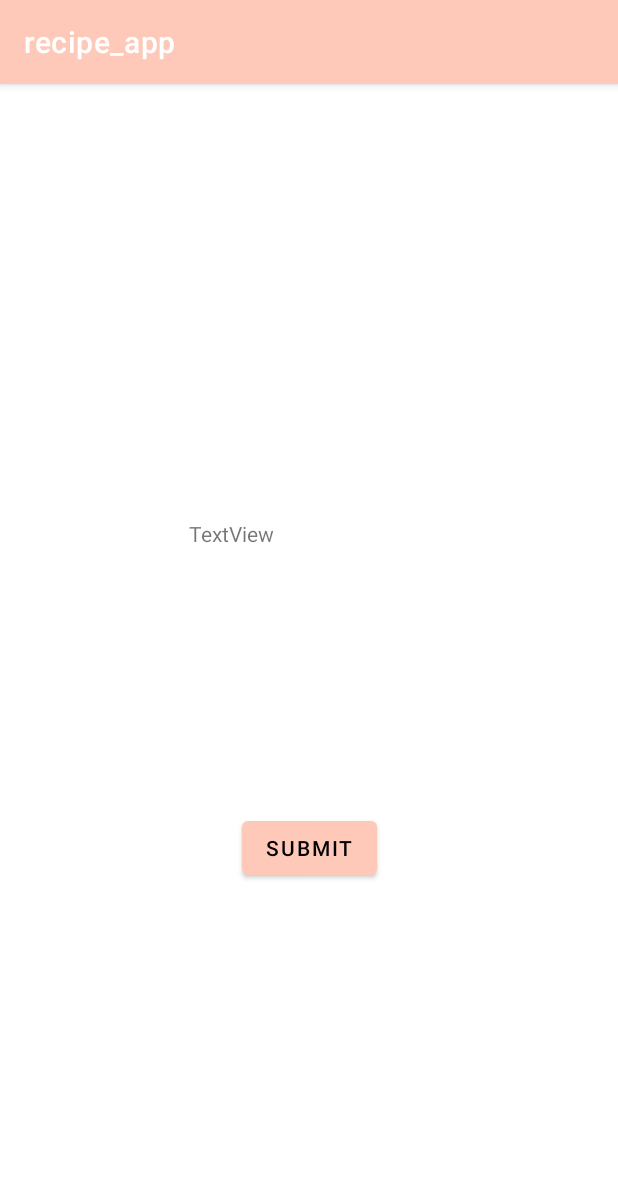
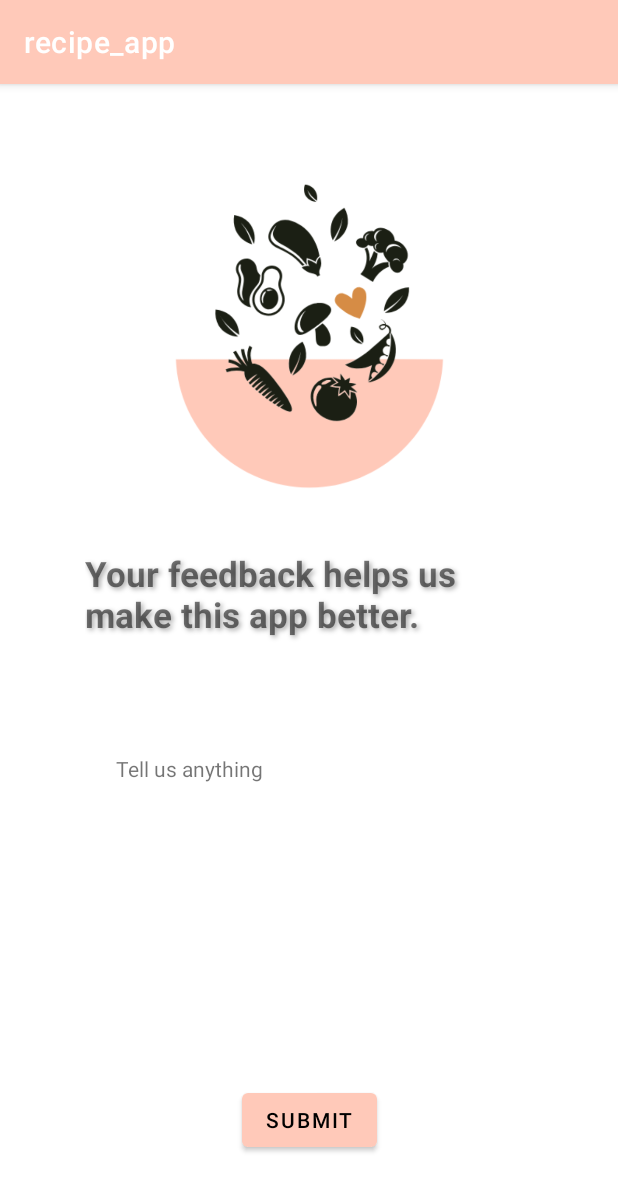
Before and after one commit to mia-a-h/bon_app, an Android app: the FeedbackActivity screen opened directly, with no data from a screen before it, on a phone screen of 412 x 824 dp. Shown: the top 1191 px of the screen. Run offline under Robolectric (Android 15) with nearby library versions, the light colour scheme and no system bars; our stand-ins replace Firebase (no records; nobody signed in at launch, a user with empty details on screens opened directly); 1 statement that could not run was skipped.

Commit message:
feedback xml

```diff
--- a/app/src/main/java/com/example/recipe_app/ui/auth/LoginActivity.kt
+++ b/app/src/main/java/com/example/recipe_app/ui/auth/LoginActivity.kt
@@ -38,7 +38,7 @@ class LoginActivity : AppCompatActivity() {
         }
 
         tvForgotPassword.setOnClickListener {
-            // Redirect to the password recovery activity
+            // redirect to the password recovery activity
             startActivity(Intent(this, PasswordRecoveryActivity::class.java))
         }
 
--- a/app/src/main/java/com/example/recipe_app/ui/auth/admin/AdminDashboardActivity.kt
+++ b/app/src/main/java/com/example/recipe_app/ui/auth/admin/AdminDashboardActivity.kt
@@ -30,6 +30,6 @@ class AdminDashboardActivity : AppCompatActivity() {
     }
 
     private fun showAdminFeatures() {
-        // Implement admin-specific UI components and functionalities
+
     }
 }
--- a/app/src/main/res/layout/activity_feedback2.xml
+++ b/app/src/main/res/layout/activity_feedback2.xml
@@ -11,22 +11,51 @@
         android:id="@+id/btnSubmitFeedback"
         android:layout_width="wrap_content"
         android:layout_height="wrap_content"
-        android:text="Submit"
+        android:text="@string/submit"
         app:layout_constraintBottom_toBottomOf="parent"
         app:layout_constraintEnd_toEndOf="parent"
         app:layout_constraintStart_toStartOf="parent"
         app:layout_constraintTop_toTopOf="parent"
-        app:layout_constraintVertical_bias="0.674" />
+        app:layout_constraintVertical_bias="0.926" />
 
     <TextView
         android:id="@+id/etFeedback"
-        android:layout_width="160dp"
-        android:layout_height="100dp"
-        android:text="TextView"
+        android:layout_width="261dp"
+        android:layout_height="163dp"
+        android:text="@string/tell_us_anything"
         app:layout_constraintBottom_toTopOf="@+id/btnSubmitFeedback"
         app:layout_constraintEnd_toEndOf="@+id/btnSubmitFeedback"
-        app:layout_constraintHorizontal_bias="0.507"
+        app:layout_constraintHorizontal_bias="0.494"
         app:layout_constraintStart_toStartOf="@+id/btnSubmitFeedback"
         app:layout_constraintTop_toTopOf="parent"
-        app:layout_constraintVertical_bias="0.753" />
+        app:layout_constraintVertical_bias="0.887" />
+
+    <ImageView
+        android:id="@+id/homemadelogo"
+        android:layout_width="263dp"
+        android:layout_height="259dp"
+        android:layout_marginTop="36dp"
+        app:layout_constraintEnd_toEndOf="parent"
+        app:layout_constraintStart_toStartOf="parent"
+        app:layout_constraintTop_toTopOf="parent"
+        app:srcCompat="@drawable/homemade" />
+
+    <TextView
+        android:id="@+id/titletxt"
+        android:layout_width="287dp"
+        android:layout_height="96dp"
+        android:layout_marginEnd="68dp"
+        android:layout_marginBottom="40dp"
+        android:textSize="23sp"
+        android:shadowColor="#A9A9A9"
+        android:shadowDx="2"
+        android:shadowDy="2"
+        android:textStyle="bold"
+        android:shadowRadius="4"
+        android:text="@string/your_feedback_helps_us_make_this_app_better"
+        app:layout_constraintBottom_toTopOf="@+id/etFeedback"
+        app:layout_constraintEnd_toEndOf="parent"
+        app:layout_constraintHorizontal_bias="1.0"
+        app:layout_constraintStart_toStartOf="parent" />
+
 </androidx.constraintlayout.widget.ConstraintLayout>
--- a/app/src/main/res/layout/activity_login.xml
+++ b/app/src/main/res/layout/activity_login.xml
@@ -133,7 +133,7 @@
         android:id="@+id/imageView3"
         android:layout_width="184dp"
         android:layout_height="237dp"
-        android:layout_marginStart="148dp"
+        android:layout_marginStart="164dp"
         android:layout_marginTop="4dp"
         android:scaleType="centerCrop"
         app:layout_constraintBottom_toTopOf="@+id/etpassword"
--- a/app/src/main/res/values/strings.xml
+++ b/app/src/main/res/values/strings.xml
@@ -19,4 +19,7 @@
     <string name="enter_your_email_address_to_receive_a_password_reset_link">Enter your email address to receive a password reset link.</string>
     <string name="password_recovery">Password Recovery</string>
     <string name="update">Update</string>
+    <string name="your_feedback_helps_us_make_this_app_better">Your feedback helps us make this app better.</string>
+    <string name="tell_us_anything">Tell us anything</string>
+    <string name="submit">Submit</string>
 </resources>
--- a/app/src/main/res/values/themes.xml
+++ b/app/src/main/res/values/themes.xml
@@ -8,9 +8,9 @@
         <!-- Secondary brand color. -->
         <item name="colorSecondary">@color/light_green</item>
         <item name="colorSecondaryVariant">@color/pink</item>
-        <item name="colorOnSecondary">@color/black</item>
+        <item name="colorOnSecondary">@color/white</item>
         <!-- Status bar color. -->
-        <item name="android:statusBarColor">@color/black</item>
+        <item name="android:statusBarColor">@color/orange</item>
         <!-- Customize your theme here. -->
     </style>
 </resources>
```
Also changed, not shown: app/src/main/java/com/example/recipe_app/ui/auth/PasswordRecoveryActivity.kt (+6 -2 lines), app/src/main/java/com/example/recipe_app/ui/auth/RegistrationActivity.kt (+11 -0 lines), app/src/main/res/layout/activity_password_recovery.xml (+9 -0 lines), app/src/main/res/layout/activity_registration.xml (+15 -8 lines), app/src/main/res/drawable/back.png (added), app/src/main/res/drawable/bonapplogo.png (added), app/src/main/res/drawable/homemade.png (added).
